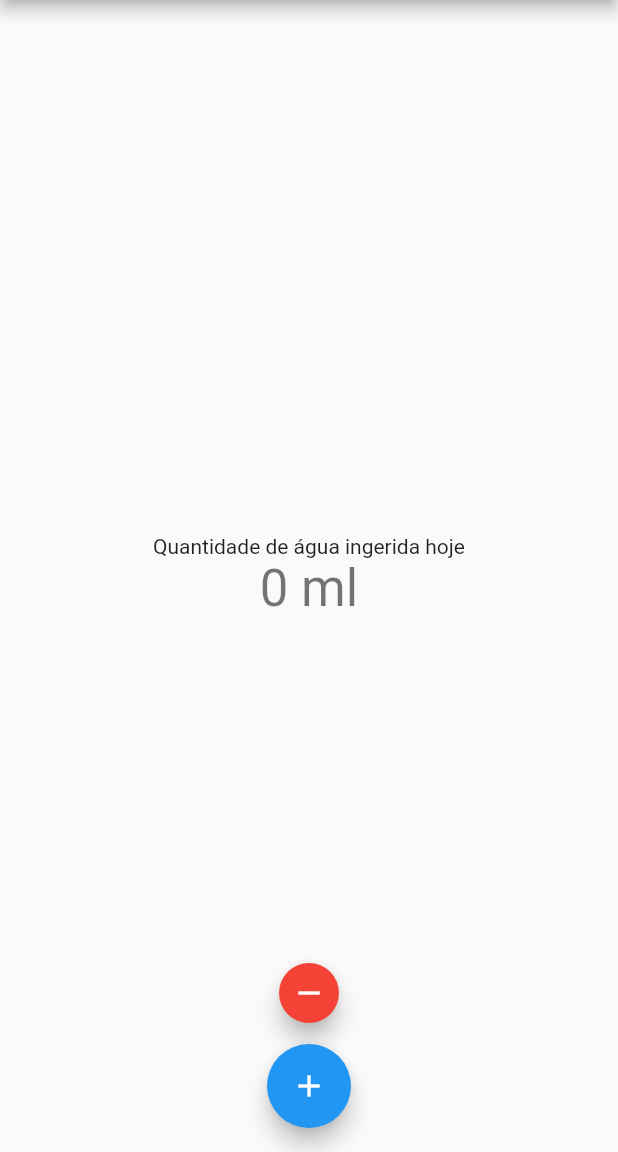
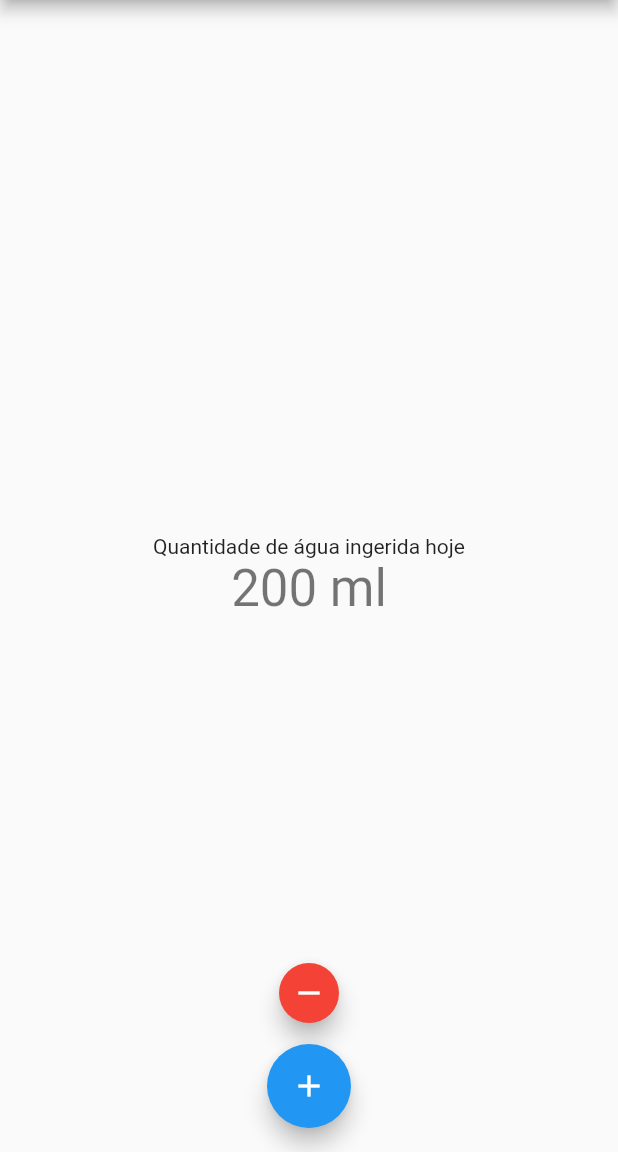
Before and after one commit to wilmarques/drink-water, a Flutter app: the screen it shows after launch, after a tap on the "add" icon, on a phone screen of 412 x 824 dp, the part 84-1236 px from its top. Run offline on Flutter 3.47's test engine with Material 2 defaults, Android fonts, the phone set to English and light mode, and no system bars; our stand-ins replace hive, hive_flutter; accounts and stored records are empty.

Commit message:
refactor: Migrating from Shared Prefs to Hive

```diff
--- a/lib/configs/hive_config.dart
+++ b/lib/configs/hive_config.dart
@@ -1,7 +1,11 @@
 import 'package:hive_flutter/hive_flutter.dart';
 
 class HiveConfig {
+
+  static String waterIntakeBoxName = 'water_intake';
+
   static start() async {
     await Hive.initFlutter();
+    await Hive.openBox(waterIntakeBoxName);
   }
 }
--- a/lib/main.dart
+++ b/lib/main.dart
@@ -1,12 +1,12 @@
 import 'package:flutter/material.dart';
 import 'package:provider/provider.dart';
 
-// import 'configs/hive_config.dart';
+import 'configs/hive_config.dart';
 import 'water_intake.dart';
 
 void main() async {
-  // WidgetsFlutterBinding.ensureInitialized();
-  // await HiveConfig.start();
+  WidgetsFlutterBinding.ensureInitialized();
+  await HiveConfig.start();
 
   runApp(
     ChangeNotifierProvider(
--- a/lib/water_intake_storage.dart
+++ b/lib/water_intake_storage.dart
@@ -1,14 +1,12 @@
-// import 'package:hive/hive.dart';
+import 'package:hive/hive.dart';
+
+import 'configs/hive_config.dart';
 
 class WaterIntakeStorage {
-  // late Box box;
+  late final Box box;
 
   WaterIntakeStorage() {
-    _initialize();
-  }
-
-  Future<void> _initialize() async {
-    // box = await Hive.openBox('water_intake');
+    box = Hive.box(HiveConfig.waterIntakeBoxName);
   }
 
   int getWaterIntake() {
@@ -19,24 +17,20 @@ class WaterIntakeStorage {
       return 0;
     }
 
-    // return box.get('intake', defaultValue: 0);
-    return 0;
+    return box.get('intake', defaultValue: 0);
   }
 
   Future<void> storeWaterIntake(int value) async {
     _saveLastEditDate();
-    // return await box.put('intake', value);
-    return Future.value();
+    return await box.put('intake', value);
   }
 
   int _getLastEditDate() {
-    // return box.get('last_edit_date', defaultValue: 0);
-    return 16;
+    return box.get('last_edit_date', defaultValue: 0);
   }
 
   Future<void> _saveLastEditDate() async {
     final todayDay = DateTime.now().day;
-    // return await box.put('last_edit_date', todayDay);
-    return Future.value();
+    return await box.put('last_edit_date', todayDay);
   }
 }
```
